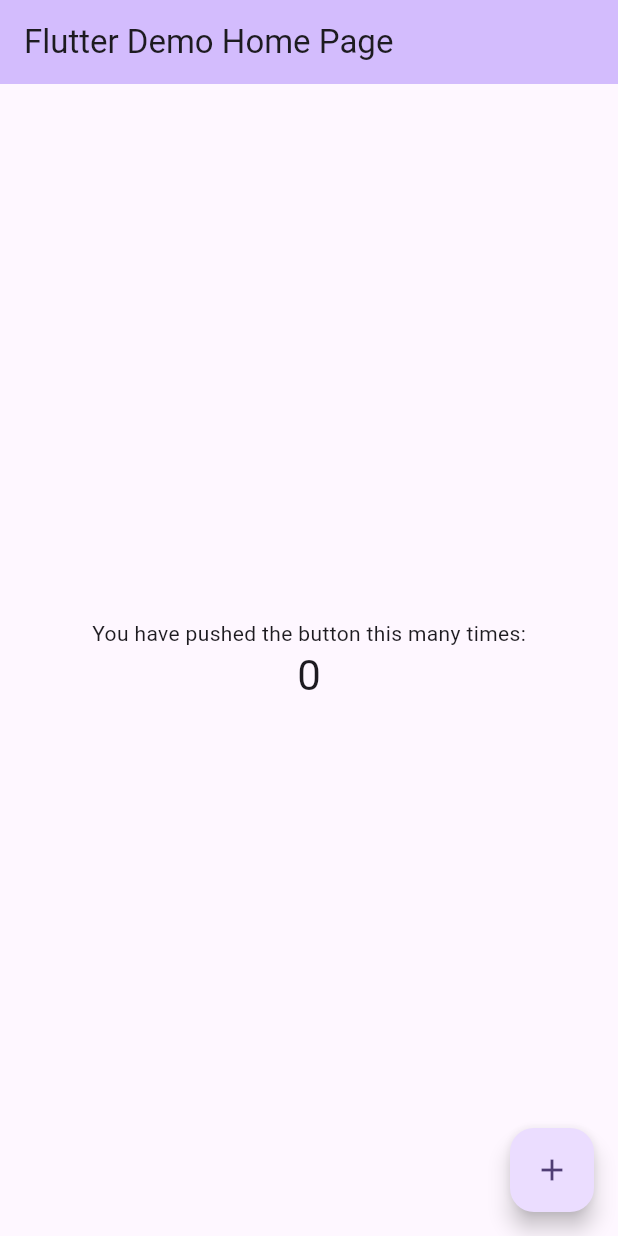
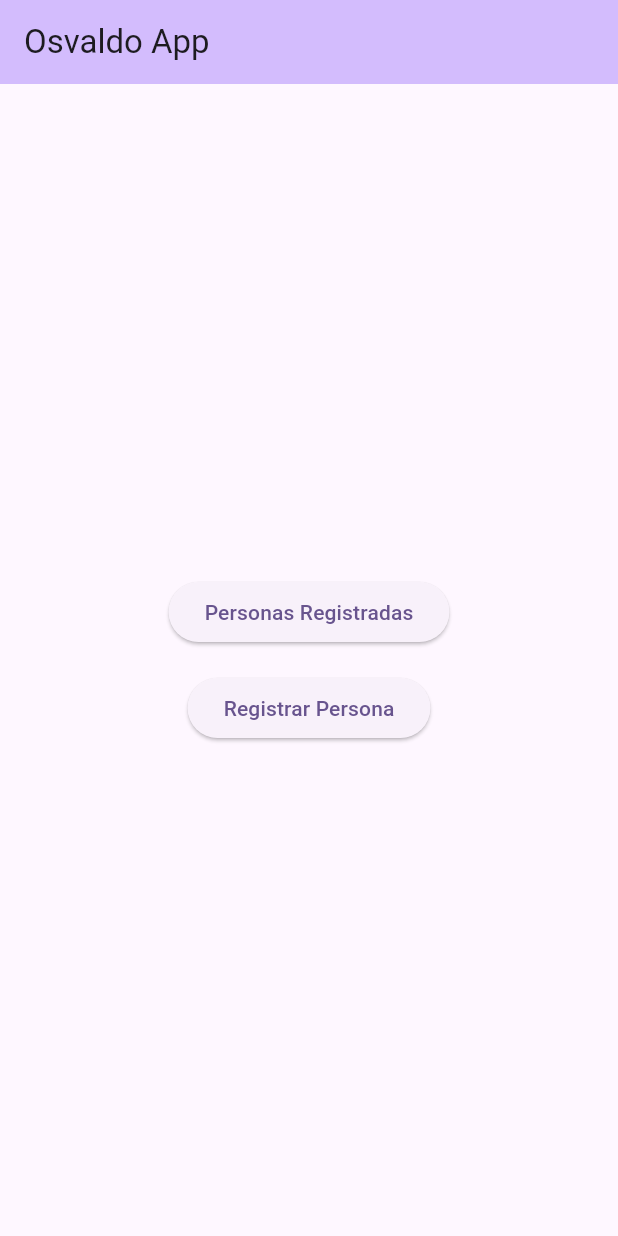
Before and after one commit to albertoKanroji/osvaldo_app, a Flutter app: the screen it shows after launch, on a phone screen of 412 x 824 dp. Run offline on Flutter 3.47's test engine with Material 3 defaults, Android fonts, the phone set to English and light mode, and no system bars; our stand-ins replace get.

Commit message:
listar personas

```diff
--- /dev/null
+++ b/lib/environment.dart
@@ -0,0 +1,4 @@
+// lib/environment.dart
+class Environment {
+  static const String baseUrl = 'https://jsonplaceholder.typicode.com';
+}
--- a/lib/main.dart
+++ b/lib/main.dart
@@ -1,4 +1,6 @@
 import 'package:flutter/material.dart';
+import 'package:get/get.dart';
+import 'package:osvaldo_app/views/listaPersona/listaPersona.dart';
 
 void main() {
   runApp(const MyApp());
@@ -7,46 +9,22 @@
 class MyApp extends StatelessWidget {
   const MyApp({super.key});
 
-  // This widget is the root of your application.
   @override
   Widget build(BuildContext context) {
-    return MaterialApp(
+    return GetMaterialApp(
       title: 'Flutter Demo',
+      debugShowCheckedModeBanner: false,
       theme: ThemeData(
-        // This is the theme of your application.
-        //
-        // TRY THIS: Try running your application with "flutter run". You'll see
-        // the application has a purple toolbar. Then, without quitting the app,
-        // try changing the seedColor in the colorScheme below to Colors.green
-        // and then invoke "hot reload" (save your changes or press the "hot
-        // reload" button in a Flutter-supported IDE, or press "r" if you used
-        // the command line to start the app).
-        //
-        // Notice that the counter didn't reset back to zero; the application
-        // state is not lost during the reload. To reset the state, use hot
-        // restart instead.
-        //
-        // This works for code too, not just values: Most code changes can be
-        // tested with just a hot reload.
         colorScheme: ColorScheme.fromSeed(seedColor: Colors.deepPurple),
         useMaterial3: true,
       ),
-      home: const MyHomePage(title: 'Flutter Demo Home Page'),
+      home: const MyHomePage(title: 'Osvaldo App'),
     );
   }
 }
 
 class MyHomePage extends StatefulWidget {
   const MyHomePage({super.key, required this.title});
-
-  // This widget is the home page of your application. It is stateful, meaning
-  // that it has a State object (defined below) that contains fields that affect
-  // how it looks.
-
-  // This class is the configuration for the state. It holds the values (in this
-  // case the title) provided by the parent (in this case the App widget) and
-  // used by the build method of the State. Fields in a Widget subclass are
-  // always marked "final".
 
   final String title;
 
@@ -55,71 +33,33 @@
 }
 
 class _MyHomePageState extends State<MyHomePage> {
-  int _counter = 0;
-
-  void _incrementCounter() {
-    setState(() {
-      // This call to setState tells the Flutter framework that something has
-      // changed in this State, which causes it to rerun the build method below
-      // so that the display can reflect the updated values. If we changed
-      // _counter without calling setState(), then the build method would not be
-      // called again, and so nothing would appear to happen.
-      _counter++;
-    });
-  }
-
   @override
   Widget build(BuildContext context) {
-    // This method is rerun every time setState is called, for instance as done
-    // by the _incrementCounter method above.
-    //
-    // The Flutter framework has been optimized to make rerunning build methods
-    // fast, so that you can just rebuild anything that needs updating rather
-    // than having to individually change instances of widgets.
     return Scaffold(
       appBar: AppBar(
-        // TRY THIS: Try changing the color here to a specific color (to
-        // Colors.amber, perhaps?) and trigger a hot reload to see the AppBar
-        // change color while the other colors stay the same.
         backgroundColor: Theme.of(context).colorScheme.inversePrimary,
-        // Here we take the value from the MyHomePage object that was created by
-        // the App.build method, and use it to set our appbar title.
         title: Text(widget.title),
       ),
       body: Center(
-        // Center is a layout widget. It takes a single child and positions it
-        // in the middle of the parent.
         child: Column(
-          // Column is also a layout widget. It takes a list of children and
-          // arranges them vertically. By default, it sizes itself to fit its
-          // children horizontally, and tries to be as tall as its parent.
-          //
-          // Column has various properties to control how it sizes itself and
-          // how it positions its children. Here we use mainAxisAlignment to
-          // center the children vertically; the main axis here is the vertical
-          // axis because Columns are vertical (the cross axis would be
-          // horizontal).
-          //
-          // TRY THIS: Invoke "debug painting" (choose the "Toggle Debug Paint"
-          // action in the IDE, or press "p" in the console), to see the
-          // wireframe for each widget.
           mainAxisAlignment: MainAxisAlignment.center,
           children: <Widget>[
-            const Text(
-              'You have pushed the button this many times:',
+            ElevatedButton(
+              onPressed: () {
+                Get.to(() => const UserListPage());
+              },
+              child: const Text('Personas Registradas'),
             ),
-            Text(
-              '$_counter',
-              style: Theme.of(context).textTheme.headlineMedium,
+            const SizedBox(height: 16), // Espacio entre los botones
+            ElevatedButton(
+              onPressed: () {
+                // Aquí puedes manejar la acción del botón
+              },
+              child: const Text('Registrar Persona'),
             ),
           ],
         ),
       ),
-      floatingActionButton: FloatingActionButton(
-        onPressed: _incrementCounter,
-        tooltip: 'Increment',
-        child: const Icon(Icons.add),
-      ), // This trailing comma makes auto-formatting nicer for build methods.
     );
   }
 }
```
Also changed, not shown: lib/services/listaPersona.dart (added, +18 -0 lines), lib/views/detallePersona/detallePersona.dart (added, +48 -0 lines), lib/views/listaPersona/listaPersona.dart (added, +38 -0 lines), lib/views/listaPersona/listaPersonaController.dart (added, +26 -0 lines), pubspec.yaml (+4 -5 lines), lib/views/detallePersona/detallePersonaController.dart (added), lib/views/registro/registro.dart (added), lib/views/registro/registroController.dart (added), pubspec.lock.
